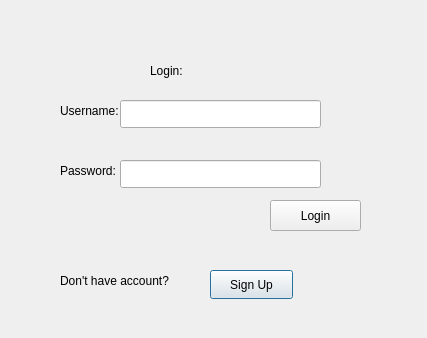
Before: the Qt Designer form cs2_lab_final_project/loginform.ui in Hamdy410/CS2_lab_finalProject, drawn with Qt 5.
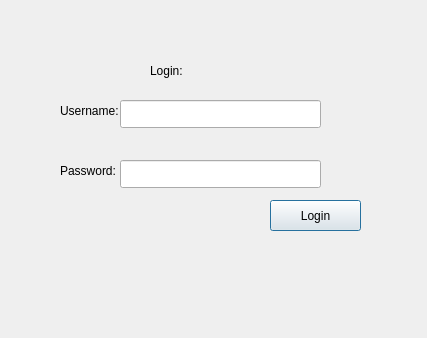
After: the same form once the commit is applied.

The edit to the form file:
```diff
--- a/cs2_lab_final_project/loginform.ui
+++ b/cs2_lab_final_project/loginform.ui
@@ -75,32 +75,6 @@
     <enum>QLineEdit::EchoMode::Password</enum>
    </property>
   </widget>
-  <widget class="QLabel" name="label_Question">
-   <property name="geometry">
-    <rect>
-     <x>60</x>
-     <y>270</y>
-     <width>141</width>
-     <height>21</height>
-    </rect>
-   </property>
-   <property name="text">
-    <string>Don't have account?</string>
-   </property>
-  </widget>
-  <widget class="QPushButton" name="pushButton_Sign_Up">
-   <property name="geometry">
-    <rect>
-     <x>210</x>
-     <y>270</y>
-     <width>83</width>
-     <height>29</height>
-    </rect>
-   </property>
-   <property name="text">
-    <string>Sign Up</string>
-   </property>
-  </widget>
   <widget class="QPushButton" name="pushButton_Login">
    <property name="geometry">
     <rect>
```
